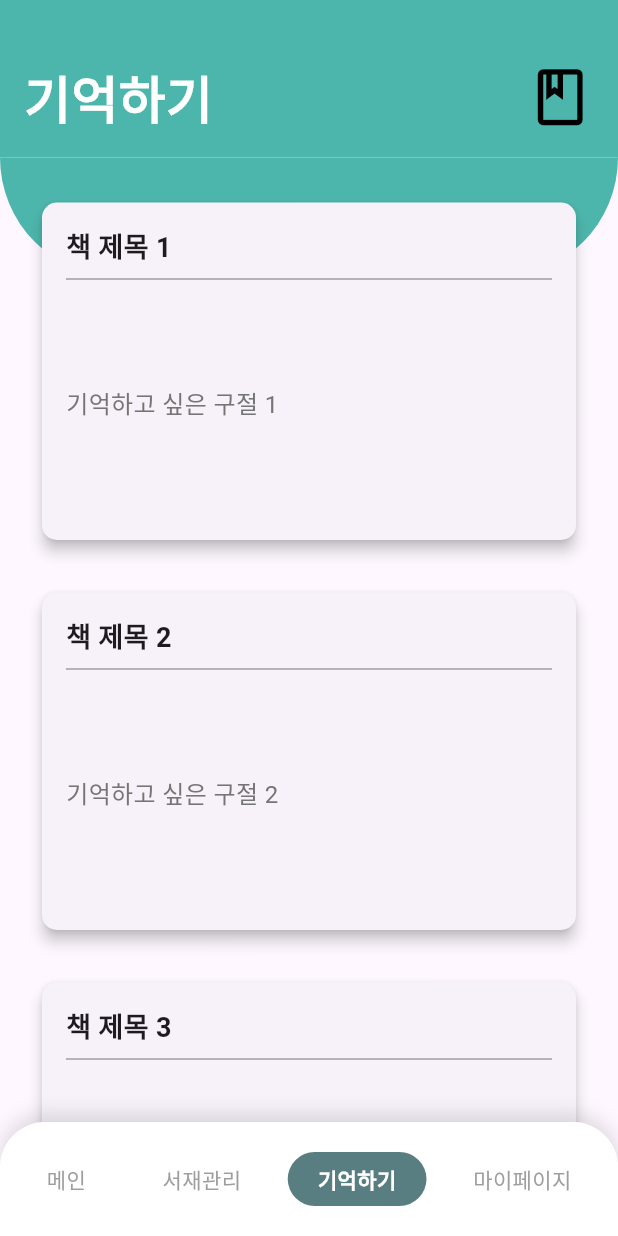
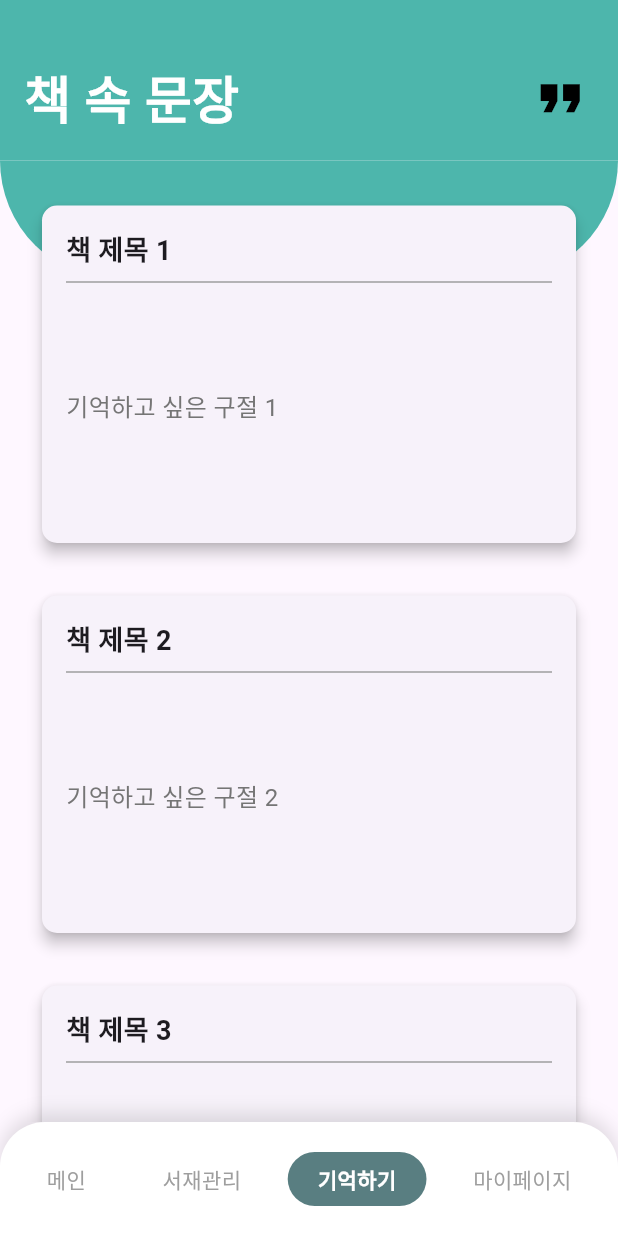
Before and after one commit to kshLithium/readlog, a Flutter app: the screen it shows once a user with an empty profile is signed in, item 3 of the bottom bar chosen, on a phone screen of 412 x 824 dp. Run offline on Flutter 3.47's test engine with Material 3 defaults, Android fonts, the phone set to English and light mode, and no system bars; our stand-ins replace cloud_firestore, firebase_auth, firebase_core, flutter_dotenv, image_picker; accounts and stored records are empty.

Commit message:
remember.dart -> memory_screen.dart 리팩토링

```diff
--- a/lib/screens/main_layout.dart
+++ b/lib/screens/main_layout.dart
@@ -1,9 +1,8 @@
 import 'package:flutter/material.dart';
 import 'home_screen.dart';
 import 'library.dart';
-import 'remember.dart';
+import 'memory_screen.dart';
 import 'mypage.dart';
-// 다른 화면들 import
 
 class MainLayout extends StatefulWidget {
   const MainLayout({Key? key}) : super(key: key);
@@ -18,7 +17,7 @@ class _MainLayoutState extends State<MainLayout> {
   final List<Widget> _screens = [
     HomeScreen(),
     LibraryScreen(),
-    RememberScreen(),
+    MemoryScreen(),
     MyPage(),
   ];
 
--- /dev/null
+++ b/lib/screens/memory_screen.dart
@@ -0,0 +1,107 @@
+import 'package:flutter/material.dart';
+
+class MemoryScreen extends StatelessWidget {
+  @override
+  Widget build(BuildContext context) {
+    return Scaffold(
+      body: SingleChildScrollView(
+        child: Column(
+          children: [
+            Container(
+              color: Colors.teal[300],
+              padding: EdgeInsets.fromLTRB(16, 40, 16, 16),
+              child: Row(
+                mainAxisAlignment: MainAxisAlignment.spaceBetween,
+                children: [
+                  Text(
+                    '책 속 문장',
+                    style: TextStyle(
+                      fontSize: 34,
+                      fontWeight: FontWeight.bold,
+                      color: Colors.white,
+                    ),
+                  ),
+                  Icon(
+                    Icons.format_quote,
+                    color: Colors.black,
+                    size: 45,
+                  ),
+                ],
+              ),
+            ),
+            Stack(
+              children: [
+                Container(
+                  height: 80,
+                  decoration: BoxDecoration(
+                    color: Colors.teal[300],
+                    borderRadius: BorderRadius.only(
+                      bottomLeft: Radius.circular(300.0),
+                      bottomRight: Radius.circular(300.0),
+                    ),
+                  ),
+                ),
+                Padding(
+                  padding: const EdgeInsets.only(top: 30.0),
+                  child: Column(
+                    children: [
+                      ListView.builder(
+                        padding: EdgeInsets.symmetric(horizontal: 28.0),
+                        physics: NeverScrollableScrollPhysics(),
+                        shrinkWrap: true,
+                        itemCount: 10,
+                        itemBuilder: (context, index) {
+                          return Container(
+                            height: 260,
+                            child: Card(
+                              shape: RoundedRectangleBorder(
+                                borderRadius: BorderRadius.circular(10.0),
+                              ),
+                              elevation: 4,
+                              margin: EdgeInsets.only(bottom: 35.0),
+                              child: Padding(
+                                padding: const EdgeInsets.all(16.0),
+                                child: Column(
+                                  crossAxisAlignment: CrossAxisAlignment.start,
+                                  children: [
+                                    Text(
+                                      '책 제목 ${index + 1}',
+                                      style: TextStyle(
+                                        fontSize: 18,
+                                        fontWeight: FontWeight.bold,
+                                      ),
+                                    ),
+                                    Divider(
+                                      color: Colors.grey,
+                                      thickness: 1,
+                                    ),
+                                    Expanded(
+                                      child: Align(
+                                        alignment: Alignment.centerLeft,
+                                        child: Text(
+                                          '기억하고 싶은 구절 ${index + 1}',
+                                          style: TextStyle(
+                                            fontSize: 16,
+                                            color: Colors.grey[600],
+                                          ),
+                                        ),
+                                      ),
+                                    ),
+                                  ],
+                                ),
+                              ),
+                            ),
+                          );
+                        },
+                      ),
+                    ],
+                  ),
+                ),
+              ],
+            ),
+          ],
+        ),
+      ),
+    );
+  }
+}
--- a/lib/screens/remember.dart
+++ /dev/null
@@ -1,118 +0,0 @@
-import 'package:flutter/material.dart';
-
-class RememberScreen extends StatelessWidget {
-  @override
-  Widget build(BuildContext context) {
-    return Scaffold(
-      // 화면의 주요 콘텐츠를 스크롤 가능한 단일 Column으로 배치
-      body: SingleChildScrollView(
-        child: Column(
-          children: [
-            // 상단 영역: "기억하기" 타이틀과 아이콘
-            Container(
-              color: Colors.teal[300], // 배경색 설정
-              padding: EdgeInsets.fromLTRB(16, 40, 16, 16), // 여백 설정
-              child: Row(
-                mainAxisAlignment: MainAxisAlignment.spaceBetween, // 좌우로 배치
-                children: [
-                  Text(
-                    '기억하기', // 타이틀 텍스트
-                    style: TextStyle(
-                      fontSize: 34, // 폰트 크기 설정
-                      fontWeight: FontWeight.bold, // 폰트 굵기 설정
-                      color: Colors.white, // 폰트 색상 설정
-                    ),
-                  ),
-                  Icon(
-                    Icons.book_outlined, // 아이콘 설정
-                    color: Colors.black, // 아이콘 색상
-                    size: 45, // 아이콘 크기
-                  ),
-                ],
-              ),
-            ),
-            // 둥근 배경과 첫 번째 카드 영역을 감싸는 Stack
-            Stack(
-              children: [
-                // 상단 둥근 배경
-                Container(
-                  height: 80, // 배경 높이
-                  decoration: BoxDecoration(
-                    color: Colors.teal[300], // 배경색 설정
-                    borderRadius: BorderRadius.only(
-                      bottomLeft: Radius.circular(300.0), // 왼쪽 하단 곡률
-                      bottomRight: Radius.circular(300.0), // 오른쪽 하단 곡률
-                    ),
-                  ),
-                ),
-                // 구절 박스 리스트가 시작되는 패딩 영역
-                Padding(
-                  padding: const EdgeInsets.only(top: 30.0), // 상단 패딩
-                  child: Column(
-                    children: [
-                      // 구절 박스 목록 생성
-                      ListView.builder(
-                        padding:
-                            EdgeInsets.symmetric(horizontal: 28.0), // 좌우 마진
-                        physics: NeverScrollableScrollPhysics(), // 스크롤 비활성화
-                        shrinkWrap: true, // Column에 맞게 축소
-                        itemCount: 10, // 구절 박스 개수 설정
-                        itemBuilder: (context, index) {
-                          return Container(
-                            height: 260, // 구절 박스의 높이 설정
-                            child: Card(
-                              shape: RoundedRectangleBorder(
-                                borderRadius: BorderRadius.circular(
-                                    10.0), // 구절 박스의 모서리 둥글게
-                              ),
-                              elevation: 4, // 박스 그림자 설정
-                              margin: EdgeInsets.only(bottom: 35.0), // 상하 간격 설정
-                              child: Padding(
-                                padding: const EdgeInsets.all(16.0), // 내부 여백 설정
-                                child: Column(
-                                  crossAxisAlignment:
-                                      CrossAxisAlignment.start, // 텍스트 좌측 정렬
-                                  children: [
-                                    Text(
-                                      '책 제목 ${index + 1}', // 책 제목 텍스트
-                                      style: TextStyle(
-                                        fontSize: 18, // 제목 폰트 크기
-                                        fontWeight: FontWeight.bold, // 제목 폰트 굵기
-                                      ),
-                                    ),
-                                    Divider(
-                                      color: Colors.grey, // 구분선 색상
-                                      thickness: 1, // 구분선 두께
-                                    ),
-                                    Expanded(
-                                      child: Align(
-                                        alignment: Alignment
-                                            .centerLeft, // 구절 텍스트 좌측 정렬
-                                        child: Text(
-                                          '기억하고 싶은 구절 ${index + 1}', // 구절 텍스트
-                                          style: TextStyle(
-                                            fontSize: 16, // 구절 폰트 크기
-                                            color:
-                                                Colors.grey[600], // 구절 텍스트 색상
-                                          ),
-                                        ),
-                                      ),
-                                    ),
-                                  ],
-                                ),
-                              ),
-                            ),
-                          );
-                        },
-                      ),
-                    ],
-                  ),
-                ),
-              ],
-            ),
-          ],
-        ),
-      ),
-    );
-  }
-}
```
